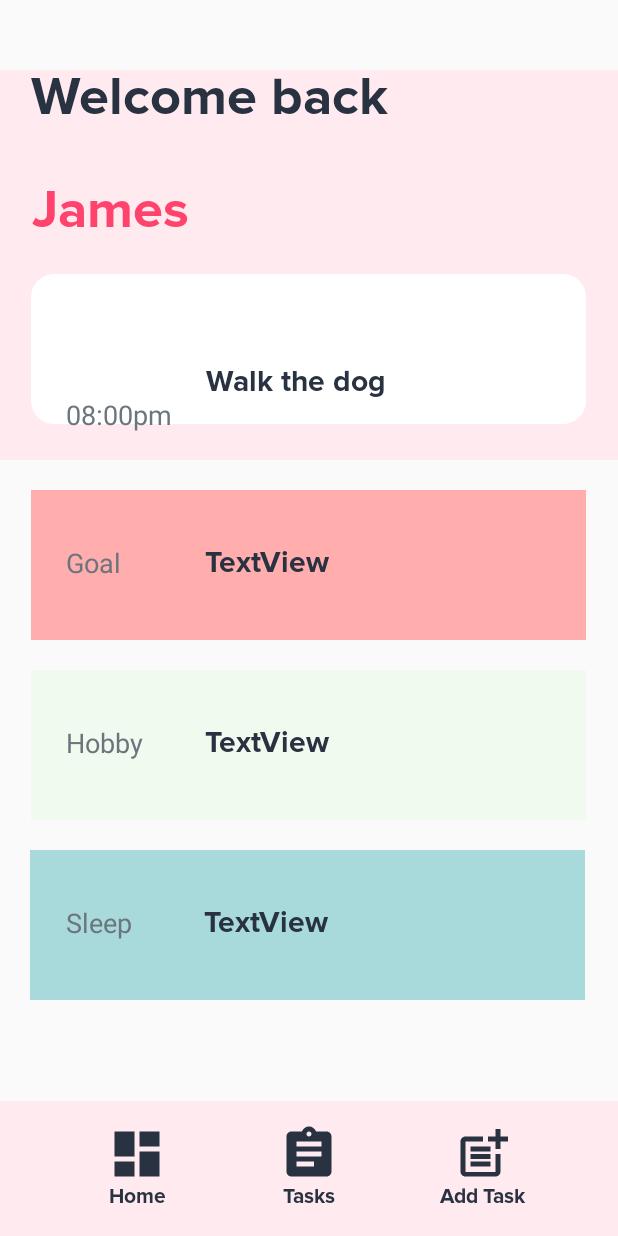
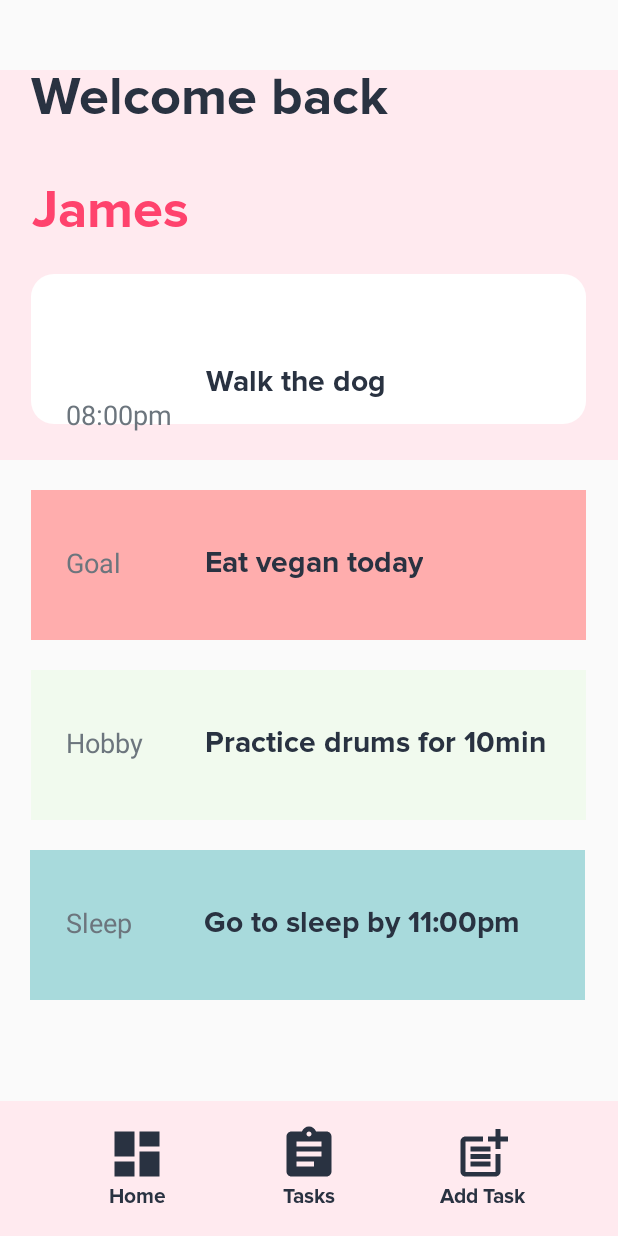
Before and after one commit to Jaxon1517/Scheduler, an Android app: the HomeActivity screen opened directly, with no data from a screen before it, on a phone screen of 412 x 824 dp. Run offline under Robolectric (Android 15) with nearby library versions, the phone set to English and light mode, and no system bars.

Commit message:
Merge remote-tracking branch 'origin/master'
# Conflicts:
#	app/src/main/res/layout/activity_main.xml

```diff
--- a/app/src/main/res/layout/activity_home_page.xml
+++ b/app/src/main/res/layout/activity_home_page.xml
@@ -280,7 +280,7 @@
         android:layout_marginStart="116dp"
         android:layout_marginLeft="116dp"
         android:layout_marginTop="36dp"
-        android:text="TextView"
+        android:text="Eat vegan today"
         android:fontFamily="@font/proxima_nova"
         android:textColor="#293241"
         android:textSize="20sp"
@@ -307,7 +307,7 @@
         android:layout_marginStart="116dp"
         android:layout_marginLeft="116dp"
         android:layout_marginTop="36dp"
-        android:text="TextView"
+        android:text="Practice drums for 10min"
         android:fontFamily="@font/proxima_nova"
         android:textColor="#293241"
         android:textSize="20sp"
@@ -334,7 +334,7 @@
         android:layout_marginStart="116dp"
         android:layout_marginLeft="116dp"
         android:layout_marginTop="36dp"
-        android:text="TextView"
+        android:text="Go to sleep by 11:00pm"
         android:fontFamily="@font/proxima_nova"
         android:textColor="#293241"
         android:textSize="20sp"
```
